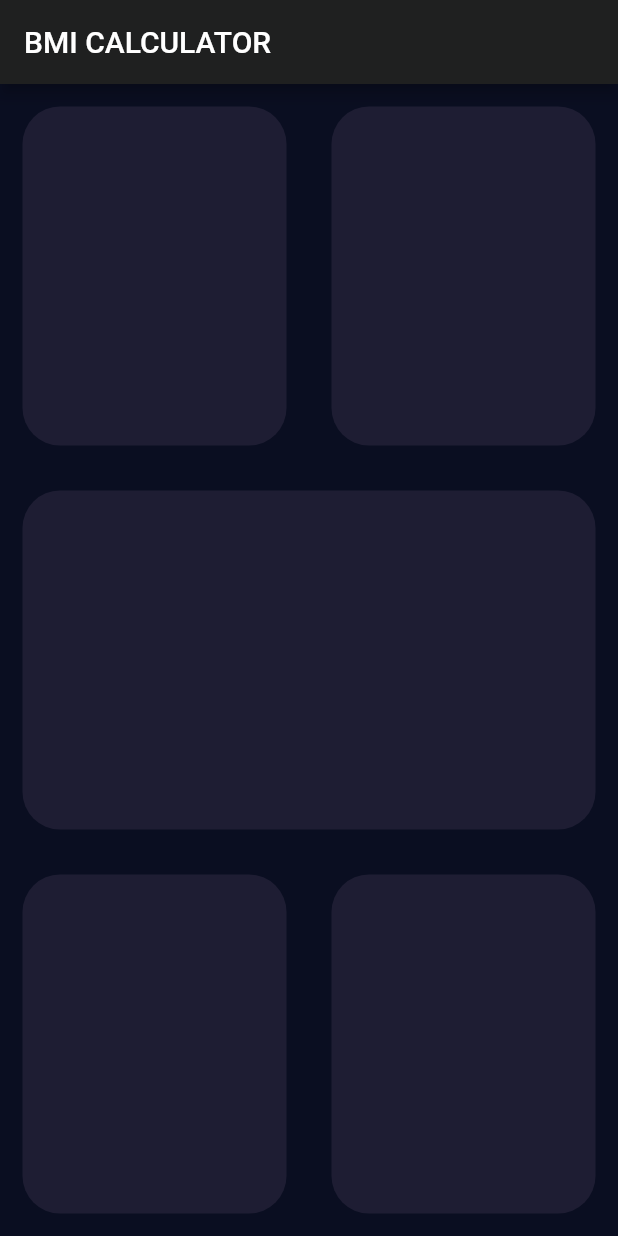
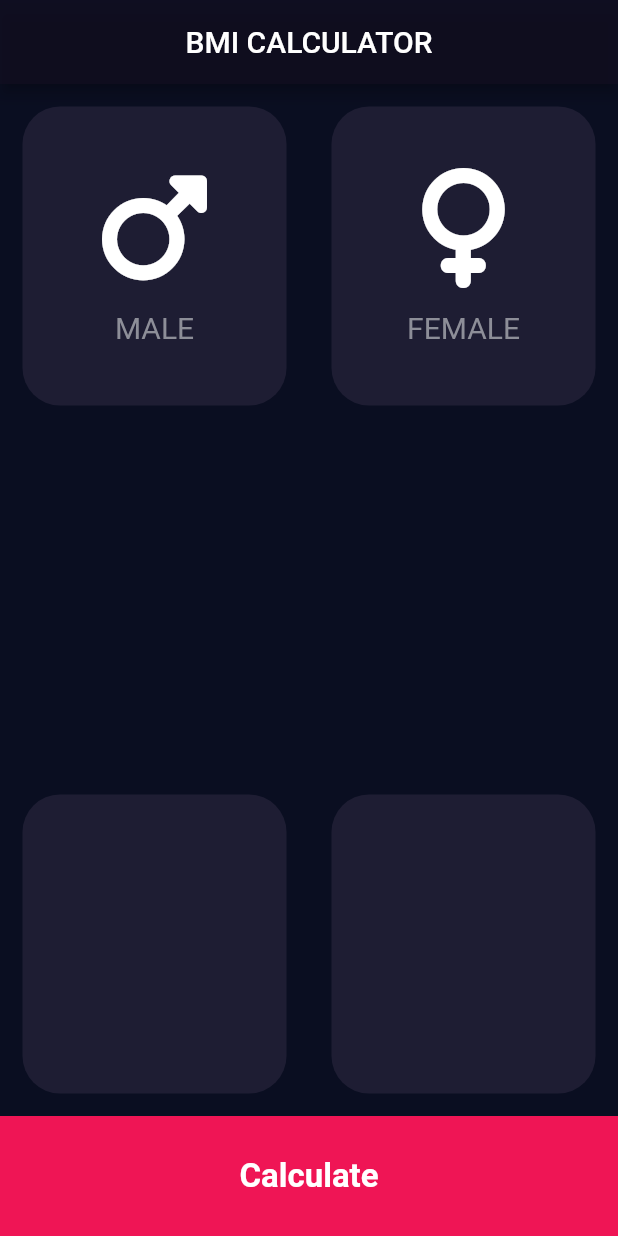
Before and after one commit to bhuvabhavik/BMI-CALCULATOR, a Flutter app: the screen it shows after launch, on a phone screen of 412 x 824 dp. Run offline on Flutter 3.47's test engine with Material 2 defaults, Android fonts, the phone set to English and light mode, and no system bars; our stand-ins replace font_awesome_flutter.

Commit message:
male and female icons designed

```diff
--- a/bmicalculator/lib/home_page.dart
+++ b/bmicalculator/lib/home_page.dart
@@ -1,71 +1,130 @@
 import 'package:flutter/material.dart';
+import 'package:font_awesome_flutter/font_awesome_flutter.dart';
 
 class HomePage extends StatefulWidget {
-  const HomePage({Key? key}) : super(key: key);
+  HomePage({Key? key}) : super(key: key);
 
   @override
   State<HomePage> createState() => _HomePageState();
 }
+
+const double bottomContainerHeight = 80;
+const Color activeCardColor = Color(0xff1e1d33);
+const bottomContainerColour = Color(0xffef1555);
+const maleIcon = Icon(
+  FontAwesomeIcons.mars,
+  size: 80,
+);
+const femaleIcon = Icon(
+  FontAwesomeIcons.venus,
+  size: 80,
+);
+const maleText = Text(
+  "MALE",
+  style: TextStyle(color: Color(0xff8d8e98), fontSize: 20),
+);
+const femaleText =
+    Text("FEMALE", style: TextStyle(color: Color(0xff8d8e98), fontSize: 20));
 
 class _HomePageState extends State<HomePage> {
   @override
   Widget build(BuildContext context) {
     return Scaffold(
       appBar: AppBar(
-        title: const Text("BMI CALCULATOR"),
+        title: Center(child: const Text("BMI CALCULATOR")),
+        backgroundColor: Color(0xaa120e21),
       ),
       body: Column(
         children: [
           Expanded(
-            child: Row(
+            child: Column(
               children: [
                 Expanded(
-                  child: ReusableCard(
-                    colour: Color(0xff1e1d33),
-                  ),
-                ),
-                Expanded(
-                  child: ReusableCard(
-                    colour: Color(0xff1e1d33),
+                  child: Row(
+                    children: [
+                      Expanded(
+                        child: genderCard(
+                            genderIcon: maleIcon, genderText: maleText),
+                      ),
+                      Expanded(
+                        child: genderCard(
+                            genderIcon: femaleIcon, genderText: femaleText),
+                      ),
+                    ],
                   ),
                 ),
               ],
             ),
           ),
           Expanded(
-            child: ReusableCard(
-              colour: Color(0xff1e1d33),
-            ),
+            child: ReusableCard(colour: activeCardColor, cardWidget: Column()),
           ),
           Expanded(
             child: Row(
               children: [
                 Expanded(
                   child: ReusableCard(
-                    colour: Color(0xff1e1d33),
+                    cardWidget: Column(),
+                    colour: activeCardColor,
                   ),
                 ),
                 Expanded(
                   child: ReusableCard(
-                    colour: Color(0xff1e1d33),
+                    cardWidget: Column(),
+                    colour: activeCardColor,
                   ),
                 ),
               ],
             ),
           ),
+          Container(
+            height: bottomContainerHeight,
+            width: double.infinity,
+            child: const Center(
+              child: Text(
+                "Calculate",
+                style: TextStyle(
+                    color: Colors.white,
+                    fontSize: 22,
+                    fontWeight: FontWeight.bold),
+              ),
+            ),
+            color: bottomContainerColour,
+          )
         ],
       ),
+    );
+  }
+
+  ReusableCard genderCard(
+      {required Icon genderIcon, required Text genderText}) {
+    return ReusableCard(
+      cardWidget: Column(
+        mainAxisAlignment: MainAxisAlignment.center,
+        children: [
+          genderIcon,
+          SizedBox(
+            height: 15,
+          ),
+          genderText
+        ],
+      ),
+      colour: activeCardColor,
     );
   }
 }
 
 class ReusableCard extends StatelessWidget {
-  late Color colour;
-  ReusableCard({Key? key, required this.colour}) : super(key: key);
+  final Color colour;
+  final Widget cardWidget;
+
+  const ReusableCard({Key? key, required this.colour, required this.cardWidget})
+      : super(key: key);
 
   @override
   Widget build(BuildContext context) {
     return Container(
+      child: cardWidget,
       margin: const EdgeInsets.all(15),
       decoration: BoxDecoration(
         color: colour,
--- a/bmicalculator/lib/main.dart
+++ b/bmicalculator/lib/main.dart
@@ -12,7 +12,7 @@ class BmiCalculator extends StatelessWidget {
   @override
   Widget build(BuildContext context) {
     return MaterialApp(
-      home: const HomePage(),
+      home: HomePage(),
       theme: ThemeData.dark().copyWith(
         primaryColor: const Color(0xff0a0e21),
         scaffoldBackgroundColor: const Color(0xff0a0e21),
--- a/bmicalculator/pubspec.yaml
+++ b/bmicalculator/pubspec.yaml
@@ -34,6 +34,7 @@ dependencies:
   # The following adds the Cupertino Icons font to your application.
   # Use with the CupertinoIcons class for iOS style icons.
   cupertino_icons: ^1.0.2
+  font_awesome_flutter: ^10.0.0
 
 dev_dependencies:
   flutter_test:
```
Also changed, not shown: bmicalculator/pubspec.lock.
